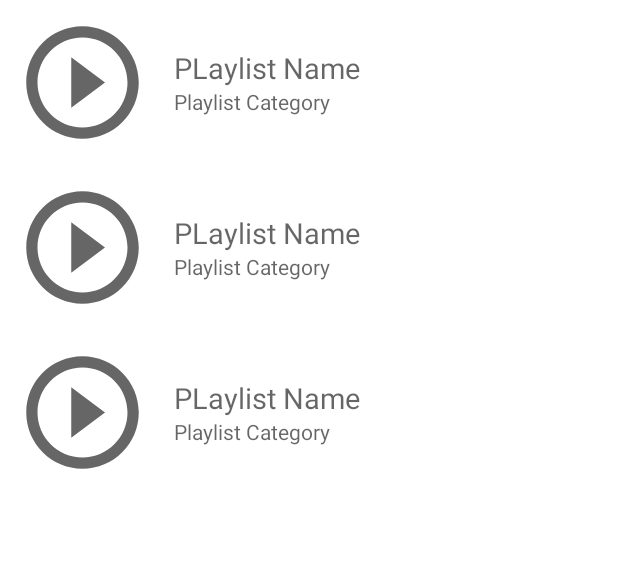
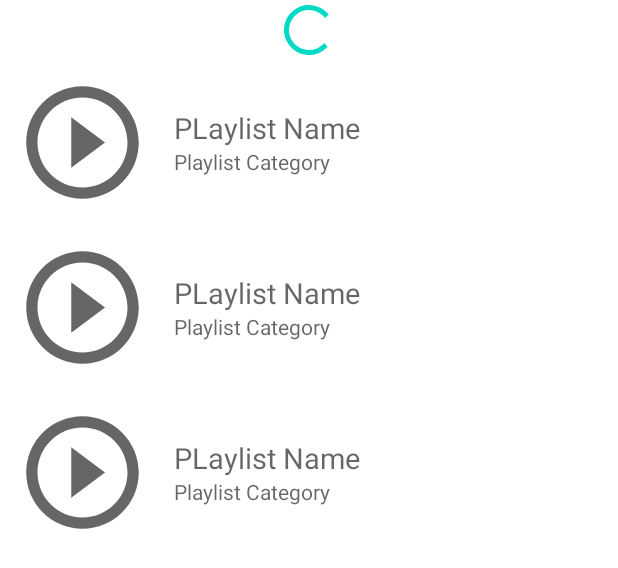
Before and after one commit to dev-nick-patel/AndroidTesting, an Android app: the layout fragment_playlists.xml on its own in the app's theme, with its tools: preview values and no code run, on a phone screen of 412 x 824 dp. Shown: the top 568 px of the screen. Run offline under Robolectric (Android 15) with nearby library versions, the phone set to English and light mode, and no system bars.

Commit message:
ProgressBar show/hide testing done

```diff
--- a/app/src/main/AndroidManifest.xml
+++ b/app/src/main/AndroidManifest.xml
@@ -14,6 +14,7 @@
         android:theme="@style/Theme.GroovyTDD"
         android:usesCleartextTraffic="true">
         <activity
+            android:configChanges="orientation|screenSize|screenLayout|keyboardHidden"
             android:name=".MainActivity"
             android:exported="true"
             android:label="@string/playlist_screen_title">
--- a/app/src/main/java/com/sample/groovytdd/playlist/PlaylistModule.kt
+++ b/app/src/main/java/com/sample/groovytdd/di/PlaylistModule.kt
@@ -1,5 +1,6 @@
-package com.sample.groovytdd.playlist
+package com.sample.groovytdd.di
 
+import com.sample.groovytdd.playlist.PlaylistAPI
 import dagger.Module
 import dagger.Provides
 import dagger.hilt.InstallIn
--- a/app/src/main/java/com/sample/groovytdd/playlist/PlaylistRepository.kt
+++ b/app/src/main/java/com/sample/groovytdd/playlist/PlaylistRepository.kt
@@ -1,7 +1,6 @@
 package com.sample.groovytdd.playlist
 
 import kotlinx.coroutines.flow.Flow
-import kotlinx.coroutines.flow.flow
 import javax.inject.Inject
 
 class PlaylistRepository @Inject constructor(
--- a/app/src/main/java/com/sample/groovytdd/playlist/PlaylistService.kt
+++ b/app/src/main/java/com/sample/groovytdd/playlist/PlaylistService.kt
@@ -1,8 +1,10 @@
 package com.sample.groovytdd.playlist
 
 import kotlinx.coroutines.flow.Flow
+import kotlinx.coroutines.flow.StateFlow
 import kotlinx.coroutines.flow.catch
 import kotlinx.coroutines.flow.flow
+import java.lang.Exception
 import java.lang.RuntimeException
 import javax.inject.Inject
 
@@ -16,5 +18,4 @@ class PlaylistService @Inject constructor(
            emit(Result.failure(RuntimeException("Something went wrong")))
        }
     }
-
 }
--- a/app/src/main/res/layout/activity_main.xml
+++ b/app/src/main/res/layout/activity_main.xml
@@ -1,5 +1,6 @@
 <?xml version="1.0" encoding="utf-8"?>
-<androidx.constraintlayout.widget.ConstraintLayout xmlns:android="http://schemas.android.com/apk/res/android"
+<androidx.constraintlayout.widget.ConstraintLayout
+    xmlns:android="http://schemas.android.com/apk/res/android"
     xmlns:app="http://schemas.android.com/apk/res-auto"
     xmlns:tools="http://schemas.android.com/tools"
     android:layout_width="match_parent"
--- a/app/src/main/res/layout/fragment_playlists.xml
+++ b/app/src/main/res/layout/fragment_playlists.xml
@@ -1,7 +1,18 @@
 <?xml version="1.0" encoding="utf-8"?>
-<androidx.recyclerview.widget.RecyclerView xmlns:android="http://schemas.android.com/apk/res/android"
+<LinearLayout xmlns:android="http://schemas.android.com/apk/res/android"
     xmlns:app="http://schemas.android.com/apk/res-auto"
     xmlns:tools="http://schemas.android.com/tools"
+    android:orientation="vertical"
+    android:gravity="center"
+    android:layout_width="match_parent"
+    android:layout_height="match_parent">
+
+    <ProgressBar
+        android:id="@+id/loader"
+        android:layout_width="40dp"
+        android:layout_height="40dp" />
+
+    <androidx.recyclerview.widget.RecyclerView
         android:id="@+id/playlists_list"
         android:name="com.sample.groovytdd.PlaylistFragment"
         android:layout_width="match_parent"
@@ -9,3 +20,5 @@
         app:layoutManager="LinearLayoutManager"
         tools:context=".playlist.PlaylistFragment"
         tools:listitem="@layout/playlist_item" />
+
+</LinearLayout>
--- a/app/src/main/res/layout/playlist_item.xml
+++ b/app/src/main/res/layout/playlist_item.xml
@@ -1,6 +1,6 @@
 <?xml version="1.0" encoding="utf-8"?>
 <LinearLayout xmlns:android="http://schemas.android.com/apk/res/android"
-    android:layout_width="wrap_content"
+    android:layout_width="match_parent"
     android:layout_height="wrap_content"
     android:layout_margin="10dp"
     android:orientation="horizontal">
```
Also changed, not shown: app/src/main/java/com/sample/groovytdd/playlist/PlaylistFragment.kt (+16 -5 lines), app/src/main/java/com/sample/groovytdd/playlist/PlaylistViewModel.kt (+10 -3 lines), 3 other files. Lines whose indentation alone changed are shown as unchanged.
